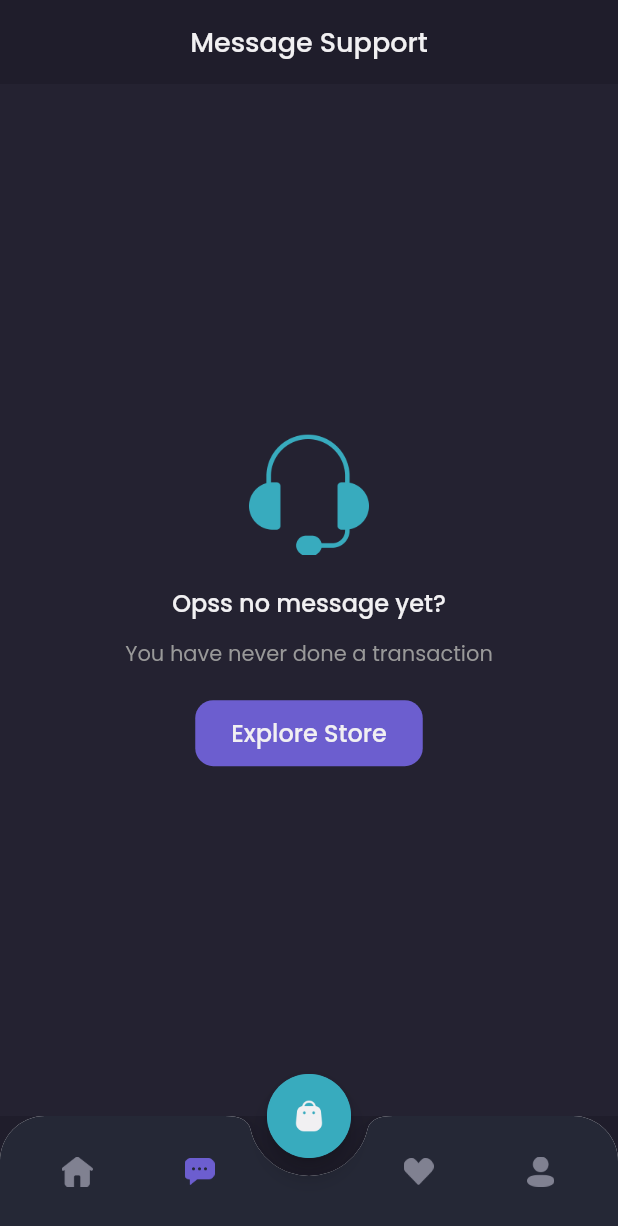
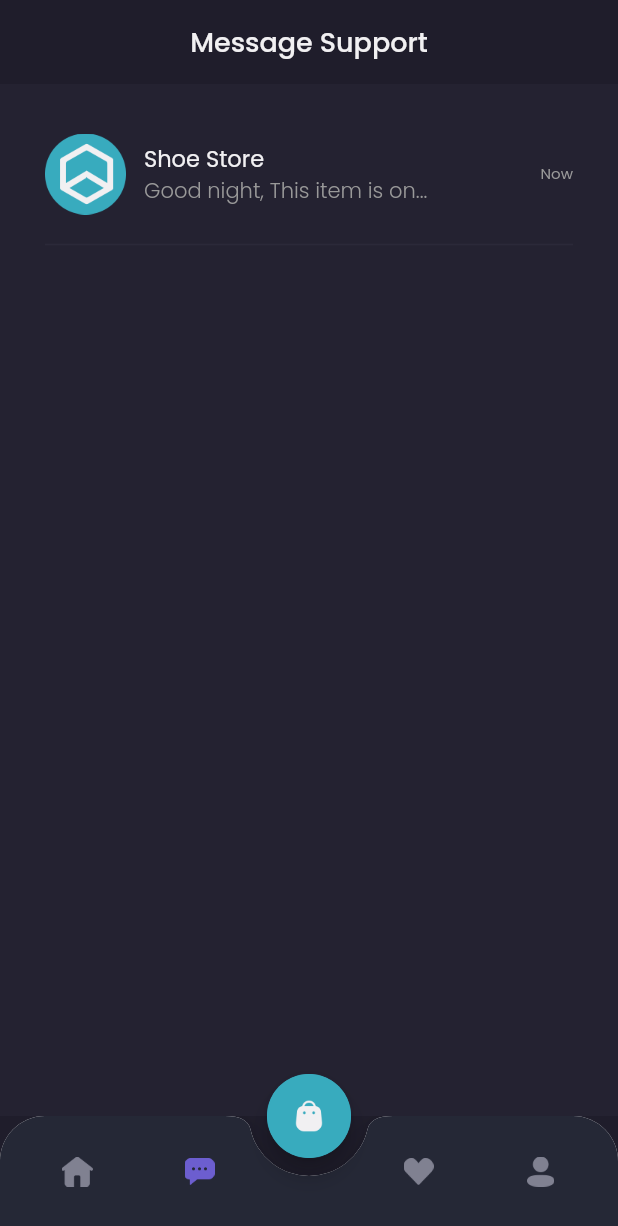
Before and after one commit to aceeenn/sepatuku-mobile, a Flutter app: the MainPage screen opened by its route, item 2 of the bottom bar chosen, on a phone screen of 412 x 824 dp. Shown: the top 1226 px of the screen. Run offline on Flutter 3.47's test engine with Material 2 defaults, Android fonts, the phone set to English and light mode, and no system bars; our stand-ins replace google_fonts.

Commit message:
update detail_chat_page

```diff
--- /dev/null
+++ b/lib/Widgets/chat_tile.dart
@@ -0,0 +1,68 @@
+// ignore_for_file: prefer_const_constructors
+
+import 'package:flutter/material.dart';
+import 'package:sepatuku/theme.dart';
+
+class ChatTile extends StatelessWidget {
+  const ChatTile({Key? key}) : super(key: key);
+
+  @override
+  Widget build(BuildContext context) {
+    return GestureDetector(
+      onTap: () {
+        Navigator.pushNamed(context, '/detail-chat');
+      },
+      child: Container(
+        margin: EdgeInsets.only(top: 33),
+        child: Column(
+          children: [
+            Row(
+              children: [
+                Image.asset(
+                  'assets/image_shop_logo.png',
+                  width: 54,
+                ),
+                SizedBox(
+                  width: 12,
+                ),
+                Expanded(
+                  child: Column(
+                    crossAxisAlignment: CrossAxisAlignment.start,
+                    children: [
+                      Text(
+                        'Shoe Store',
+                        style: primaryTextStyle.copyWith(
+                          fontSize: 15,
+                        ),
+                      ),
+                      Text(
+                        'Good night, This item is on...',
+                        style: secondaryTextStyle.copyWith(
+                          fontWeight: light,
+                        ),
+                        overflow: TextOverflow.ellipsis,
+                      ),
+                    ],
+                  ),
+                ),
+                Text(
+                  'Now',
+                  style: secondaryTextStyle.copyWith(
+                    fontSize: 10,
+                  ),
+                ),
+              ],
+            ),
+            SizedBox(
+              height: 12,
+            ),
+            Divider(
+              thickness: 1,
+              color: Color(0xff2B2939),
+            ),
+          ],
+        ),
+      ),
+    );
+  }
+}
--- a/lib/main.dart
+++ b/lib/main.dart
@@ -1,6 +1,7 @@
 // ignore_for_file: prefer_const_constructors
 
 import 'package:flutter/material.dart';
+import 'package:sepatuku/pages/detail_chat_page.dart';
 import 'package:sepatuku/pages/home/main_page.dart';
 import 'package:sepatuku/pages/sign_in_page.dart';
 import 'package:sepatuku/pages/sign_up_page.dart';
@@ -21,6 +22,7 @@ class MyApp extends StatelessWidget {
         '/sign-in': (context) => SignInPage(),
         '/sign-up': (context) => SignUpPage(),
         '/home': (context) => MainPage(),
+        '/detail-chat': (context) => DetailChatPage(),
       },
     );
   }
--- a/lib/pages/home/chat_page.dart
+++ b/lib/pages/home/chat_page.dart
@@ -1,6 +1,7 @@
 // ignore_for_file: prefer_const_constructors, prefer_const_literals_to_create_immutables
 
 import 'package:flutter/material.dart';
+import 'package:sepatuku/Widgets/chat_tile.dart';
 import 'package:sepatuku/theme.dart';
 
 class ChatPage extends StatelessWidget {
@@ -24,7 +25,7 @@ class ChatPage extends StatelessWidget {
       );
     }
 
-    Widget content() {
+    Widget emptyChat() {
       return Expanded(
         child: Container(
           width: double.infinity,
@@ -56,6 +57,7 @@ class ChatPage extends StatelessWidget {
               SizedBox(
                 height: 20,
               ),
+              // ignore: sized_box_for_whitespace
               Container(
                 height: 44,
                 child: TextButton(
@@ -85,6 +87,23 @@ class ChatPage extends StatelessWidget {
       );
     }
 
+    Widget content() {
+      return Expanded(
+        child: Container(
+          width: double.infinity,
+          color: backgroundColor3,
+          child: ListView(
+            padding: EdgeInsets.symmetric(
+              horizontal: defaultMargin,
+            ),
+            children: [
+              ChatTile(),
+            ],
+          ),
+        ),
+      );
+    }
+
     return Column(
       children: [
         header(),
```
Also changed, not shown: lib/pages/detail_chat_page.dart (added, +56 -0 lines), assets/image_shop_logo.png, assets/image_shop_logo_online.png (added).
